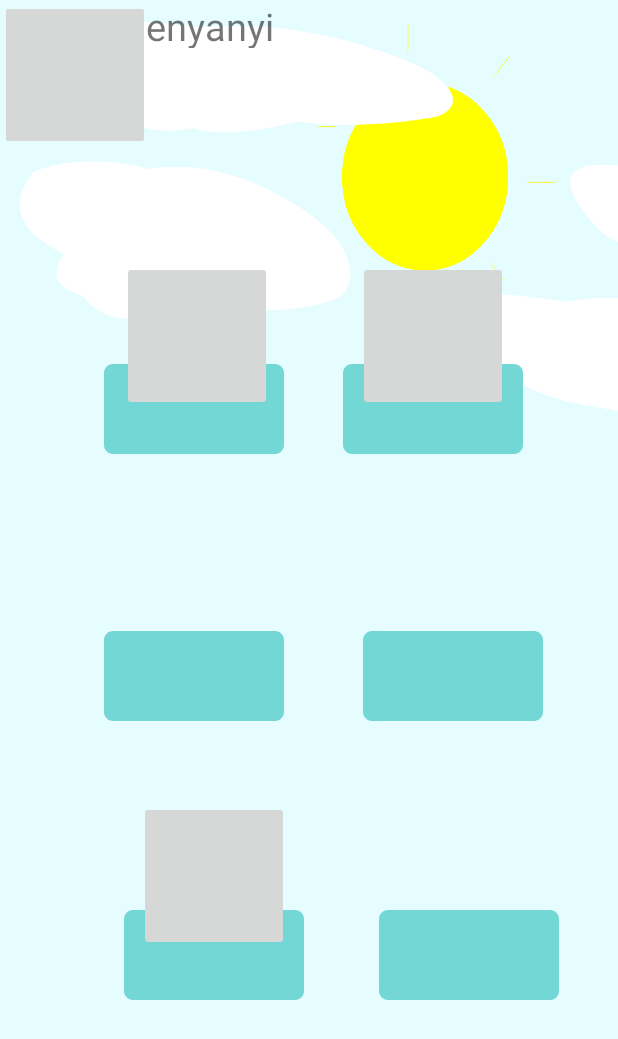
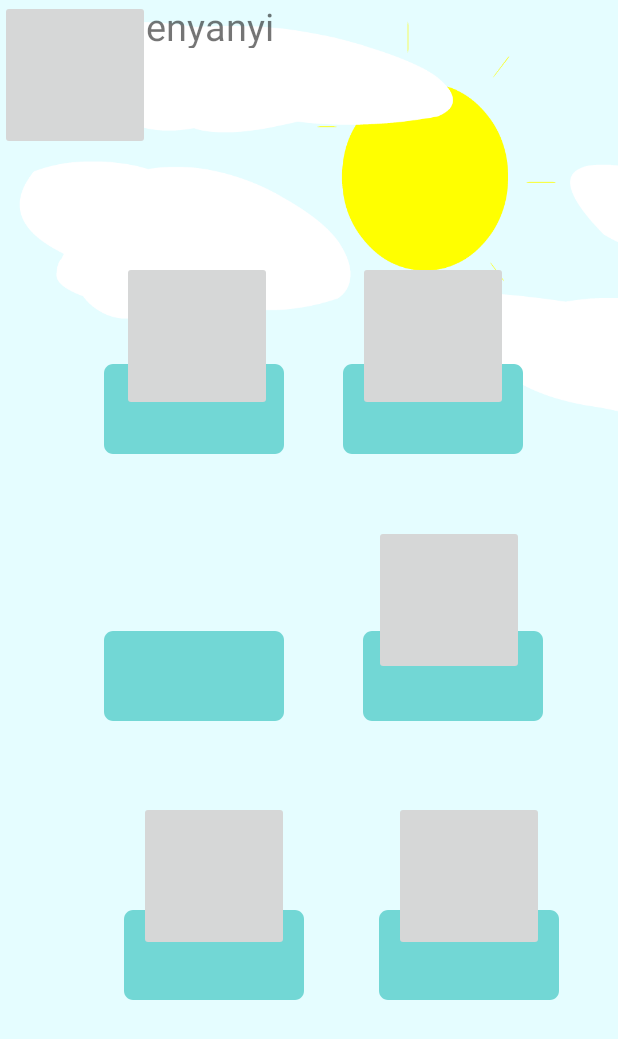
Before and after one commit to kristinamey/Project-Magang, an Android app: the menyanyi screen opened directly, with no data from a screen before it, on a phone screen of 412 x 824 dp. Shown: the top 1039 px of the screen. Run offline under Robolectric (Android 15) with nearby library versions, the phone set to English and light mode, and no system bars.

Commit message:
edit layout mey

```diff
--- a/app/src/main/res/layout/activity_menyanyi.xml
+++ b/app/src/main/res/layout/activity_menyanyi.xml
@@ -141,9 +141,13 @@
         android:layout_height="100dp"
         android:layout_alignParentLeft="true"
         android:layout_alignParentTop="true"
-        tools:ignore="MissingConstraints"
-        tools:layout_editor_absoluteX="208dp"
-        tools:layout_editor_absoluteY="261dp" />
+        app:layout_constraintBottom_toBottomOf="parent"
+        app:layout_constraintEnd_toEndOf="parent"
+        app:layout_constraintHorizontal_bias="0.8"
+        app:layout_constraintStart_toStartOf="parent"
+        app:layout_constraintTop_toTopOf="parent"
+        app:layout_constraintVertical_bias="0.483"
+        tools:ignore="MissingConstraints" />
 
     <View
         android:id="@+id/kotak5"
@@ -195,9 +199,13 @@
         android:layout_height="100dp"
         android:layout_alignParentLeft="true"
         android:layout_alignParentTop="true"
-        tools:ignore="MissingConstraints"
-        tools:layout_editor_absoluteX="219dp"
-        tools:layout_editor_absoluteY="399dp" />
+        app:layout_constraintBottom_toBottomOf="parent"
+        app:layout_constraintEnd_toEndOf="parent"
+        app:layout_constraintHorizontal_bias="0.842"
+        app:layout_constraintStart_toStartOf="parent"
+        app:layout_constraintTop_toTopOf="parent"
+        app:layout_constraintVertical_bias="0.738"
+        tools:ignore="MissingConstraints" />
 
 
 </androidx.constraintlayout.widget.ConstraintLayout>
--- a/app/src/main/res/layout/activity_utamaquis.xml
+++ b/app/src/main/res/layout/activity_utamaquis.xml
@@ -38,7 +38,6 @@
         android:src="@drawable/sound"
         android:layout_alignParentLeft="true"
         android:layout_alignParentTop="true"
-        android:clipToOutline="true"
         app:layout_constraintBottom_toBottomOf="parent"
         app:layout_constraintEnd_toEndOf="@+id/gifImageView6"
         app:layout_constraintStart_toStartOf="parent"
```
